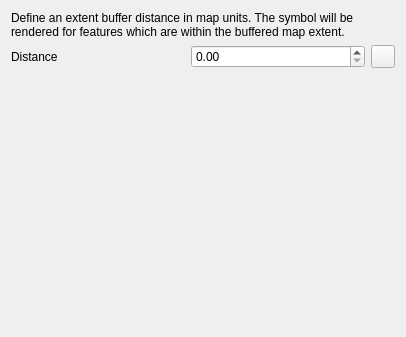
Before: the Qt Designer form src/ui/qgsextentbufferdialogbase.ui in carsmie/QGIS, drawn with Qt 5.
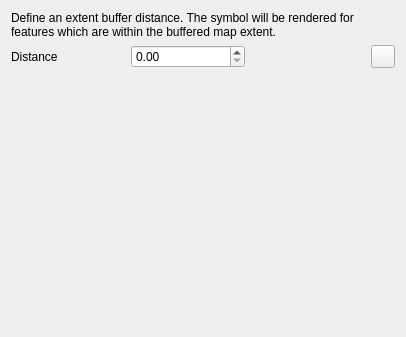
After: the same form once the commit is applied. Custom widgets are drawn as their Qt base class.

Commit message: Add unit selection for extent buffer

Patch:
```diff
--- a/src/ui/qgsextentbufferdialogbase.ui
+++ b/src/ui/qgsextentbufferdialogbase.ui
@@ -17,7 +17,7 @@
    <item>
     <widget class="QLabel" name="label">
      <property name="text">
-      <string>Define an extent buffer distance in map units. The symbol will be rendered for features which are within the buffered map extent.</string>
+      <string>Define an extent buffer distance. The symbol will be rendered for features which are within the buffered map extent.</string>
      </property>
      <property name="wordWrap">
       <bool>true</bool>
@@ -36,7 +36,7 @@
      <item>
       <widget class="QgsDoubleSpinBox" name="mExtentBufferSpinBox">
        <property name="minimum">
-        <double>0</double>
+        <double>0.000000000000000</double>
        </property>
        <property name="maximum">
         <double>999999999.000000000000000</double>
@@ -49,6 +49,9 @@
        </property>
       </widget>
      </item>
+     <item>
+      <widget class="QgsUnitSelectionWidget" name="mExtentBufferUnitSelectionWidget" native="true"/>
+     </item>
      <item>
       <widget class="QgsPropertyOverrideButton" name="mExtentBufferDDButton"/>
      </item>
@@ -86,6 +89,12 @@
    <header>qgspanelwidget.h</header>
    <container>1</container>
   </customwidget>
+  <customwidget>
+   <class>QgsUnitSelectionWidget</class>
+   <extends>QWidget</extends>
+   <header>qgsunitselectionwidget.h</header>
+   <container>1</container>
+  </customwidget>
  </customwidgets>
  <resources/>
  <connections/>
```
The commit also changes 9 other files.
